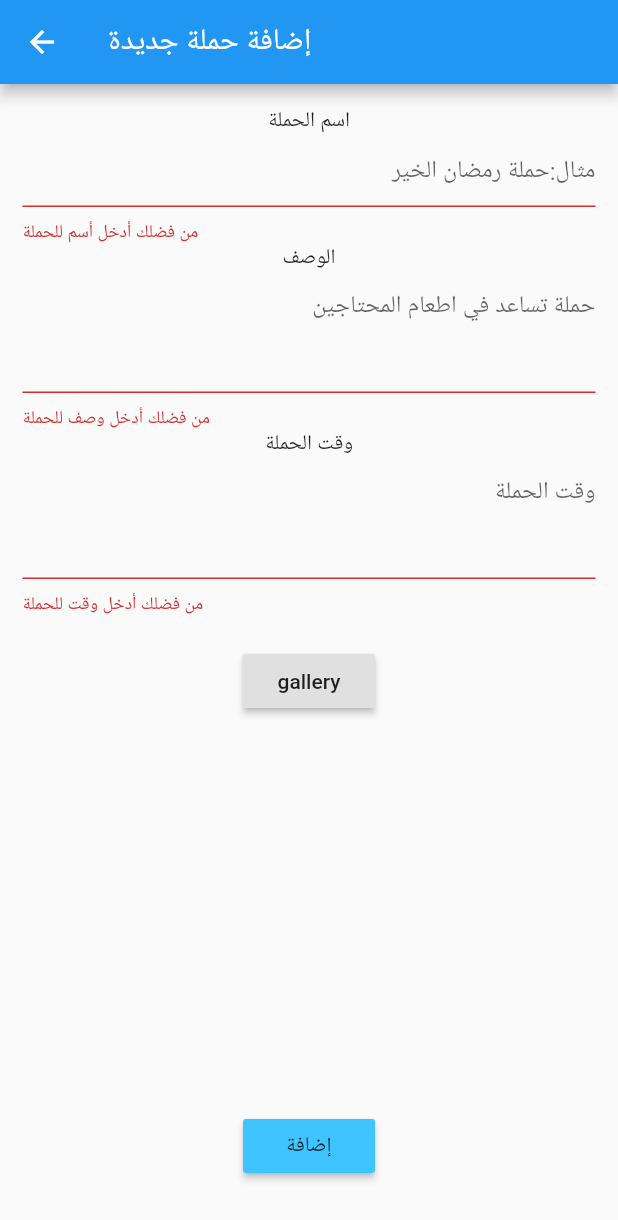
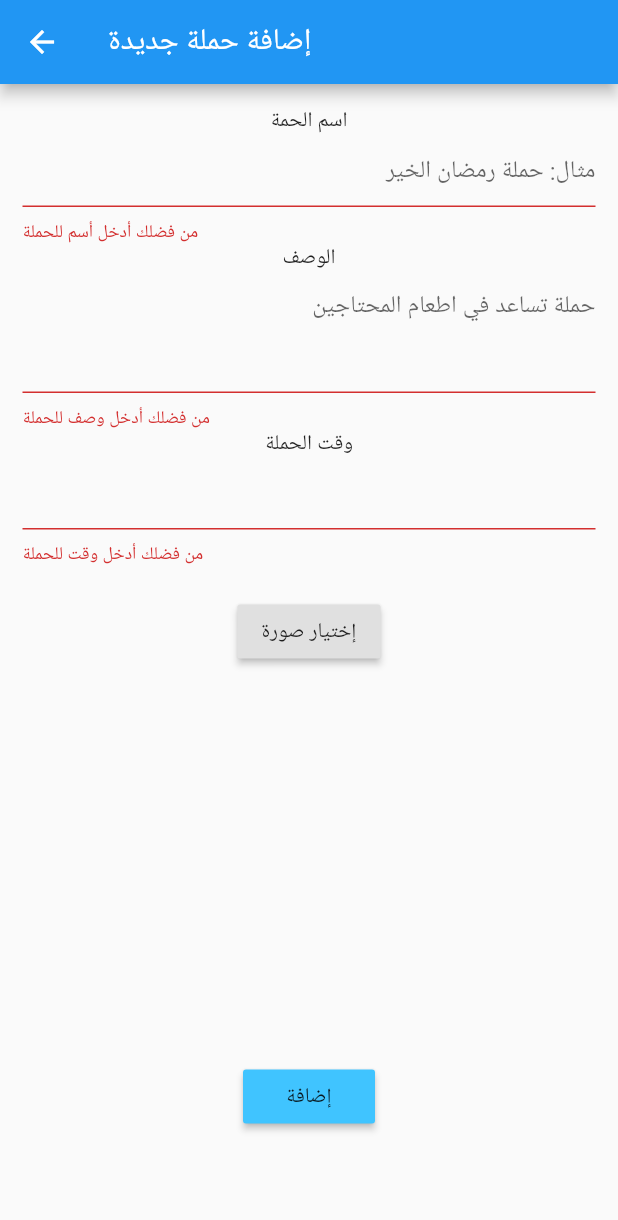
Before and after one commit to ahmed425/Borhan-Admin, a Flutter app: the AddCampaign screen opened by its route, after a tap on "إضافة", on a phone screen of 412 x 824 dp. Shown: the top 1220 px of the screen. Run offline on Flutter 3.47's test engine with Material 2 defaults, Android fonts, the phone set to English and light mode, and no system bars; our stand-ins replace firebase_storage, image_picker; accounts and stored records are empty; network calls fail.

Commit message:
simple edit 2

```diff
--- a/lib/screens/add_campaign.dart
+++ b/lib/screens/add_campaign.dart
@@ -17,7 +17,6 @@ class AddCampaign extends StatefulWidget {
 }
 
 class _AddCampaignState extends State<AddCampaign> {
-  Future<File> imageFile;
   final _descFocusNode = FocusNode();
   final _form = GlobalKey<FormState>();
   var _addCampaign = Campaign(
@@ -25,85 +24,18 @@ class _AddCampaignState extends State<AddCampaign> {
     campaignName: '',
     campaignDescription: '',
     imagesUrl: '',
+    time: '',
   );
   var _isInit = true;
   var _initValues = {
-    'actName': '',
-    'actDescription': '',
+    'campName': '',
+    'campDescription': '',
     'imgUrl': '',
+    'time': '',
   };
   var _isLoading = false;
-
-//  List<Future<File>> images;
-//  var i = 0;
-
-  pickImageFromGallery(ImageSource source) {
-    setState(() {
-      imageFile = ImagePicker.pickImage(source: source);
-//      images.add(imageFile);
-//      i++;
-    });
-  }
-
-  Widget showImage() {
-    return FutureBuilder<File>(
-      future: imageFile,
-      builder: (BuildContext context, AsyncSnapshot<File> snapshot) {
-        if (snapshot.connectionState == ConnectionState.done &&
-            snapshot.data != null) {
-          print(snapshot.data);
-          _addCampaign = Campaign(
-            campaignName: _addCampaign.campaignName,
-            campaignDescription: _addCampaign.campaignDescription,
-            imagesUrl: snapshot.data.toString(),
-            id: _addCampaign.id,
-            time: _addCampaign.time,
-          );
-          return Image.file(
-            snapshot.data,
-            width: 300,
-            height: 300,
-          );
-        } else if (snapshot.error != null) {
-          return const Text(
-            'فشل في تحديد الصوره',
-            textAlign: TextAlign.center,
-          );
-//        } else if (_addCampaign.id != null) {
-//          return Image.file(
-//            new File(_addCampaign.imagesUrl),
-//          );
-        } else {
-          return const Text(
-            'لم يتم تحديد صور',
-            textAlign: TextAlign.center,
-          );
-        }
-      },
-    );
-  }
-
-  Widget addImage() {
-    return Column(
-      mainAxisAlignment: MainAxisAlignment.center,
-      children: <Widget>[
-        showImage(),
-        RaisedButton(
-          child: Text("إضافة صورة"),
-          onPressed: () {
-            pickImageFromGallery(ImageSource.gallery);
-          },
-        ),
-      ],
-    );
-  }
-
   File _image;
-  var _upload = false;
   String _downloadUrl;
-  // FirebaseApp.initializeApp(this);
-  StorageReference _reference =
-      FirebaseStorage.instance.ref().child('imageUrl.jpg');
 
   Future getImage() async {
     File img;
@@ -111,66 +43,16 @@ class _AddCampaignState extends State<AddCampaign> {
     setState(() {
       _image = img;
     });
-  }
 
-  Future uploadImage() async {
-    print("object");
-    StorageReference storageReference =
-        FirebaseStorage.instance.ref().child(_image.path.split('/').last);
-    StorageUploadTask uploadTask = storageReference.putFile(_image);
-    await uploadTask.onComplete;
-    print('File Uploaded');
-    storageReference.getDownloadURL().then((fileURL) {
-      setState(() {
-        _downloadUrl = fileURL;
+    Provider.of<Campaigns>(context, listen: false)
+        .uploadImage(_image)
+        .then((val) {
+      _downloadUrl = val;
+      print("value from upload" + _downloadUrl);
     });
-    });
-//    StorageUploadTask uploadTask = _reference.putFile(_image);
-//    StorageTaskSnapshot taskSnapshot = await uploadTask.onComplete;
-//    setState(() {
-//      _upload = true;
-//    });
-    print(
-        '+++++++++++++++++++++++++++++++++++++++++++++++++++++++++++++++++++++++++++++++++\n +++++++++++++++++++++++++++++++++++++++++++');
-    print("from uploading$_downloadUrl");
-  }
 
-  Future downloadImage() async {
-    String downloadAddress = await _reference.getDownloadURL();
-    setState(() {
-      _downloadUrl = downloadAddress;
-    });
-  }
-
-  Widget newImage() {
-    return Center(
-      child: Container(
-        height: 300,
-        child: SingleChildScrollView(
-          child: Column(
-            children: <Widget>[
-              SizedBox(
-                height: 10.0,
-              ),
-              RaisedButton(
-                child: Text('gallery'),
-                onPressed: () {
-                  getImage();
-                },
-              ),
-              _downloadUrl != null
-                  ? Image.network(_downloadUrl)
-                  : _image == null
-                      ? Container()
-                      : Image.file(
-                          _image,
-                          height: 250,
-                        ),
-            ],
-          ),
-        ),
-      ),
-    );
+    Provider.of<Campaigns>(context, listen: false)
+        .deleteImage(_addCampaign.imagesUrl);
   }
 
 //  @override
@@ -190,10 +72,17 @@ class _AddCampaignState extends State<AddCampaign> {
     setState(() {
       _isLoading = true;
     });
+
     if (_addCampaign.id != null) {
-      // for getting image from storage in firebase
-      downloadImage();
-      //
+      print("Campaign id :  " + _addCampaign.id);
+      _addCampaign = Campaign(
+        id: _addCampaign.id,
+        imagesUrl: _downloadUrl != null ? _downloadUrl : _addCampaign.imagesUrl,
+        campaignDescription: _addCampaign.campaignDescription,
+        campaignName: _addCampaign.campaignName,
+        time: _addCampaign.time,
+      );
+      print(_addCampaign.imagesUrl);
       Provider.of<Campaigns>(context, listen: false)
           .updateCampaign(_addCampaign.id, _addCampaign);
       setState(() {
@@ -201,11 +90,15 @@ class _AddCampaignState extends State<AddCampaign> {
       });
       Navigator.of(context).pop();
     } else {
+      _addCampaign = Campaign(
+        id: _addCampaign.id,
+        imagesUrl: _downloadUrl,
+        campaignDescription: _addCampaign.campaignDescription,
+        campaignName: _addCampaign.campaignName,
+        time: _addCampaign.time,
+      );
+      print(_addCampaign.imagesUrl);
       try {
-        // for storing image in Storage in firebase
-        print('before');
-        uploadImage();
-        //
         await Provider.of<Campaigns>(context, listen: false)
             .addCampaign(_addCampaign);
       } catch (error) {
@@ -238,11 +131,11 @@ class _AddCampaignState extends State<AddCampaign> {
     if (_isInit) {
       final campaignId = ModalRoute.of(context).settings.arguments as String;
       if (campaignId != null) {
-        _addCampaign =
-            Provider.of<Campaigns>(context, listen: false).findById(campaignId);
+        _addCampaign = Provider.of<Campaigns>(context, listen: false)
+            .findById(campaignId);
         _initValues = {
-          'actName': _addCampaign.campaignName,
-          'actDescription': _addCampaign.campaignDescription,
+          'campName': _addCampaign.campaignName,
+          'campDescription': _addCampaign.campaignDescription,
           'imgUrl': _addCampaign.imagesUrl,
           'time': _addCampaign.time,
         };
@@ -272,14 +165,14 @@ class _AddCampaignState extends State<AddCampaign> {
             child: Column(
               children: <Widget>[
                 Text(
-                        'اسم الحملة',
+                  'اسم الحمة',
                   textAlign: TextAlign.center,
                 ),
                 TextFormField(
                   textAlign: TextAlign.right,
-                        initialValue: _initValues['actName'],
+                  initialValue: _initValues['campName'],
                   decoration: const InputDecoration(
-                          hintText: 'مثال:حملة رمضان الخير  ',
+                    hintText: 'مثال: حملة رمضان الخير',
                   ),
                   textInputAction: TextInputAction.next,
                   onFieldSubmitted: (_) {
@@ -297,8 +190,8 @@ class _AddCampaignState extends State<AddCampaign> {
                       campaignDescription:
                       _addCampaign.campaignDescription,
                       imagesUrl: _addCampaign.imagesUrl,
+                      time: _addCampaign.time,
                       id: _addCampaign.id,
-                            time: _addCampaign.time,
                     );
                   },
                 ),
@@ -307,14 +200,14 @@ class _AddCampaignState extends State<AddCampaign> {
                   textAlign: TextAlign.center,
                 ),
                 TextFormField(
-                        initialValue: _initValues['actDescription'],
+                  initialValue: _initValues['campDescription'],
                   textAlign: TextAlign.right,
                   maxLines: 3,
                   keyboardType: TextInputType.multiline,
                   decoration: const InputDecoration(
                     hintText: 'حملة تساعد في اطعام المحتاجين',
                   ),
-//                        focusNode: _descFocusNode,
+                  focusNode: _descFocusNode,
                   validator: (value) {
                     if (value.isEmpty) {
                       return 'من فضلك أدخل وصف للحملة';
@@ -329,8 +222,8 @@ class _AddCampaignState extends State<AddCampaign> {
                       campaignName: _addCampaign.campaignName,
                       campaignDescription: value,
                       imagesUrl: _addCampaign.imagesUrl,
+                      time: _addCampaign.time,
                       id: _addCampaign.id,
-                            time: _addCampaign.time,
                     );
                   },
                 ),
@@ -339,31 +232,26 @@ class _AddCampaignState extends State<AddCampaign> {
                   textAlign: TextAlign.center,
                 ),
                 TextFormField(
-                        initialValue: _initValues['actDescription'],
                   textAlign: TextAlign.right,
-                        maxLines: 3,
-                        keyboardType: TextInputType.multiline,
-                        decoration: const InputDecoration(
-                          hintText: 'وقت الحملة',
-                        ),
-//                        focusNode: _descFocusNode,
+                  initialValue: _initValues['campName'],
+                  textInputAction: TextInputAction.next,
+                  onFieldSubmitted: (_) {
+                    FocusScope.of(context).requestFocus(_descFocusNode);
+                  },
                   validator: (value) {
                     if (value.isEmpty) {
                       return 'من فضلك أدخل وقت للحملة';
                     }
-//                          if (value.length < 10) {
-//                            return 'الوصف يجب ألا يقل عن 10 أحرف';
-//                          }
                     return null;
                   },
                   onSaved: (value) {
                     _addCampaign = Campaign(
-                            campaignName: _addCampaign.campaignName,
+                      campaignName: value,
                       campaignDescription:
                       _addCampaign.campaignDescription,
                       imagesUrl: _addCampaign.imagesUrl,
+                      time: _addCampaign.time,
                       id: _addCampaign.id,
-                            time: value,
                     );
                   },
                 ),
@@ -389,4 +277,38 @@ class _AddCampaignState extends State<AddCampaign> {
       ),
     );
   }
+
+  Widget newImage() {
+    return Center(
+      child: Container(
+        height: 300,
+        child: SingleChildScrollView(
+          child: Column(
+            children: <Widget>[
+              SizedBox(
+                height: 10.0,
+              ),
+              RaisedButton(
+                child: Text('إختيار صورة'),
+                onPressed: () {
+                  getImage();
+                },
+              ),
+              _addCampaign.id != null && _image != null
+                  ? Image.file(_image)
+                  : _addCampaign.id != null &&
+                  _addCampaign.imagesUrl != null //update
+                  ? Image.network(_addCampaign.imagesUrl)
+                  : _image == null
+                  ? Container()
+                  : Image.file(
+                _image,
+                height: 250,
+              ),
+            ],
+          ),
+        ),
+      ),
+    );
   }
+}
```
Also changed, not shown: lib/providers/campaigns.dart (+24 -0 lines), lib/screens/add_activity.dart (+8 -4 lines). Lines whose indentation alone changed are shown as unchanged.
